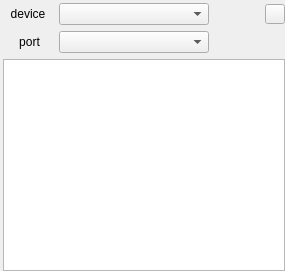
Above: src/measurementdevice.ui from marvin5300/general-purpose-control before the change. Below: the same form after it.
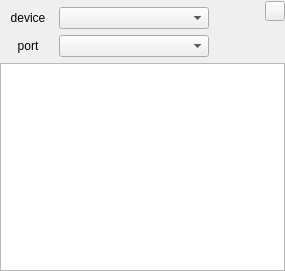
That is the form after the change.

Commit message: Added drag and drop to select order of selected devices and parameters. TableWidgets are looking good now and getting the correct values from MeasurementDevice.

Patch:
```diff
--- a/src/measurementdevice.ui
+++ b/src/measurementdevice.ui
@@ -11,7 +11,7 @@
    </rect>
   </property>
   <property name="sizePolicy">
-   <sizepolicy hsizetype="Minimum" vsizetype="Minimum">
+   <sizepolicy hsizetype="Fixed" vsizetype="Minimum">
     <horstretch>0</horstretch>
     <verstretch>0</verstretch>
    </sizepolicy>
@@ -22,6 +22,12 @@
     <height>271</height>
    </size>
   </property>
+  <property name="maximumSize">
+   <size>
+    <width>285</width>
+    <height>16777215</height>
+   </size>
+  </property>
   <property name="baseSize">
    <size>
     <width>0</width>
@@ -31,12 +37,12 @@
   <property name="windowTitle">
    <string>Device</string>
   </property>
-  <layout class="QVBoxLayout" name="verticalLayout">
+  <layout class="QVBoxLayout" name="verticalLayout_4">
    <property name="leftMargin">
-    <number>3</number>
+    <number>0</number>
    </property>
    <property name="topMargin">
-    <number>3</number>
+    <number>0</number>
    </property>
    <property name="rightMargin">
     <number>0</number>
@@ -46,6 +52,30 @@
    </property>
    <item>
     <layout class="QHBoxLayout" name="horizontalLayout">
+     <property name="leftMargin">
+      <number>3</number>
+     </property>
+     <item>
+      <layout class="QVBoxLayout" name="verticalLayout">
+       <property name="spacing">
+        <number>0</number>
+       </property>
+       <item>
+        <spacer name="verticalSpacer">
+         <property name="orientation">
+          <enum>Qt::Vertical</enum>
+         </property>
+         <property name="sizeType">
+          <enum>QSizePolicy::Fixed</enum>
+         </property>
+         <property name="sizeHint" stdset="0">
+          <size>
+           <width>20</width>
+           <height>7</height>
+          </size>
+         </property>
+        </spacer>
+       </item>
      <item>
       <widget class="QLabel" name="label">
        <property name="minimumSize">
@@ -68,6 +98,29 @@
        </property>
       </widget>
      </item>
+      </layout>
+     </item>
+     <item>
+      <layout class="QVBoxLayout" name="verticalLayout_2">
+       <property name="spacing">
+        <number>0</number>
+       </property>
+       <item>
+        <spacer name="verticalSpacer_2">
+         <property name="orientation">
+          <enum>Qt::Vertical</enum>
+         </property>
+         <property name="sizeType">
+          <enum>QSizePolicy::Fixed</enum>
+         </property>
+         <property name="sizeHint" stdset="0">
+          <size>
+           <width>20</width>
+           <height>7</height>
+          </size>
+         </property>
+        </spacer>
+       </item>
      <item>
       <widget class="QComboBox" name="deviceNameSelectBox">
        <property name="sizePolicy">
@@ -84,6 +137,8 @@
        </property>
       </widget>
      </item>
+      </layout>
+     </item>
      <item>
       <spacer name="horizontalSpacer">
        <property name="orientation">
@@ -98,6 +153,11 @@
       </spacer>
      </item>
      <item>
+      <layout class="QVBoxLayout" name="verticalLayout_3">
+       <property name="spacing">
+        <number>0</number>
+       </property>
+       <item>
       <widget class="QPushButton" name="closeButton">
        <property name="sizePolicy">
         <sizepolicy hsizetype="Fixed" vsizetype="Fixed">
@@ -134,6 +194,24 @@
        </property>
       </widget>
      </item>
+       <item>
+        <spacer name="verticalSpacer_3">
+         <property name="orientation">
+          <enum>Qt::Vertical</enum>
+         </property>
+         <property name="sizeType">
+          <enum>QSizePolicy::Fixed</enum>
+         </property>
+         <property name="sizeHint" stdset="0">
+          <size>
+           <width>20</width>
+           <height>7</height>
+          </size>
+         </property>
+        </spacer>
+       </item>
+      </layout>
+     </item>
     </layout>
    </item>
    <item>
@@ -145,7 +223,7 @@
       <widget class="QLabel" name="label_2">
        <property name="minimumSize">
         <size>
-         <width>47</width>
+         <width>50</width>
          <height>0</height>
         </size>
        </property>
@@ -195,13 +273,31 @@
     </layout>
    </item>
    <item>
-    <widget class="QTableWidget" name="settingsTableWidget">
+    <widget class="QTableWidget" name="parameterTableWidget">
      <property name="sizePolicy">
       <sizepolicy hsizetype="Preferred" vsizetype="Expanding">
        <horstretch>0</horstretch>
        <verstretch>0</verstretch>
       </sizepolicy>
      </property>
+     <property name="editTriggers">
+      <set>QAbstractItemView::NoEditTriggers</set>
+     </property>
+     <property name="tabKeyNavigation">
+      <bool>false</bool>
+     </property>
+     <property name="showDropIndicator" stdset="0">
+      <bool>false</bool>
+     </property>
+     <property name="dragDropOverwriteMode">
+      <bool>false</bool>
+     </property>
+     <attribute name="verticalHeaderVisible">
+      <bool>false</bool>
+     </attribute>
+     <attribute name="verticalHeaderHighlightSections">
+      <bool>false</bool>
+     </attribute>
     </widget>
    </item>
   </layout>
```
Lines whose indentation alone changed are shown as unchanged. The commit also changes 14 other files.
